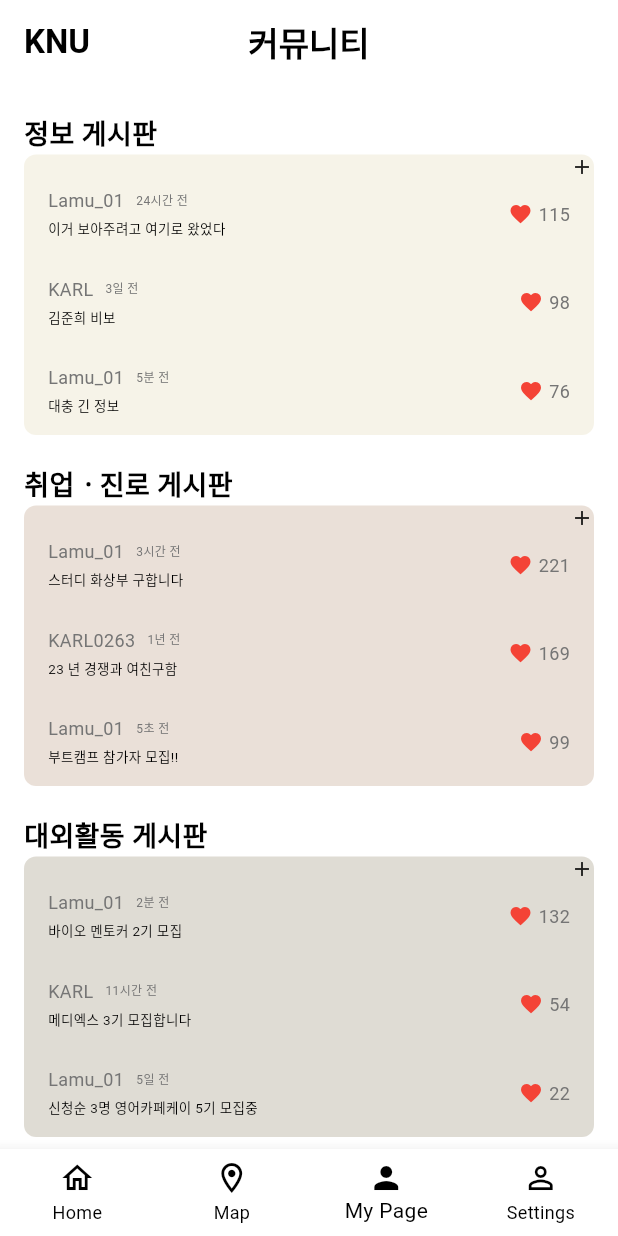
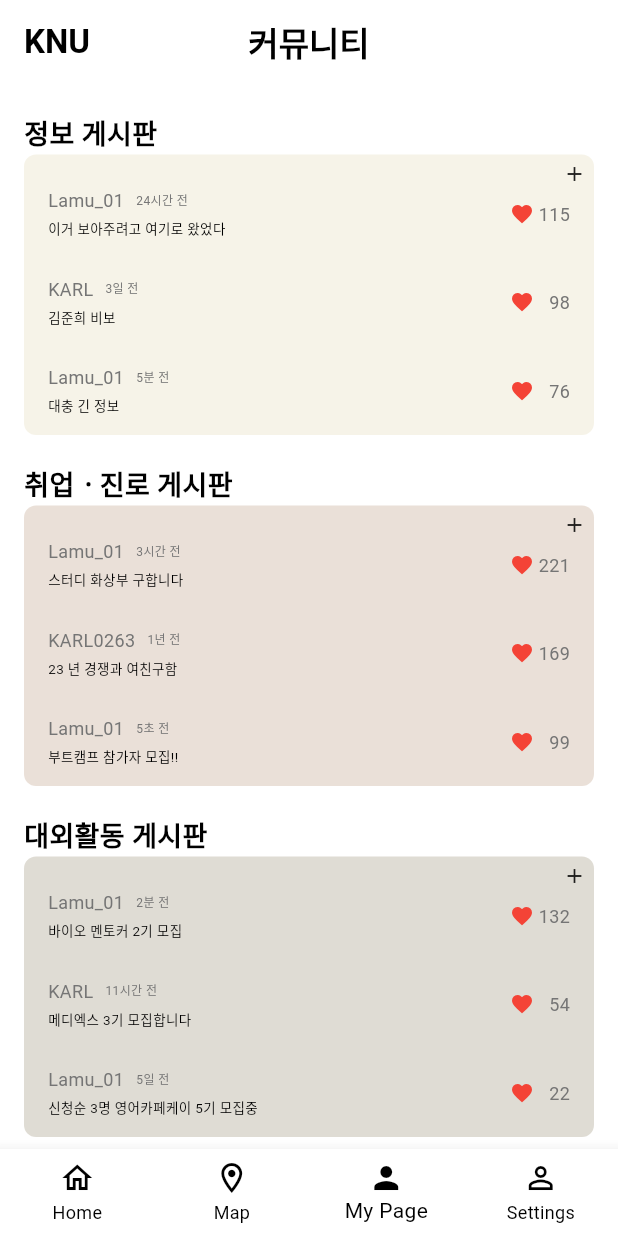
Before and after one commit to NostraProejct/NostraKnu_FE, a Flutter app: the screen it shows after launch, item 3 of the bottom bar chosen, on a phone screen of 412 x 824 dp. Run offline on Flutter 3.47's test engine with Material 3 defaults, Android fonts, the phone set to English and light mode, and no system bars; our stand-ins replace go_router, google_fonts, infinite_scroll_pagination.

Commit message:
FEAT / communityList

```diff
--- a/lib/community/list/communityList.dart
+++ b/lib/community/list/communityList.dart
@@ -128,6 +128,5 @@ class _CommunityList extends State<CommunityList> {
 
 
 Future<List<Data_pre>> fetchData(int pageKey, int pageSize) async {
-  await Future.delayed(Duration(seconds: 2));
   return boardDatas.expand((board) => board.posts).skip(pageKey).take(pageSize).toList();
 }
--- a/lib/community/main/PostItem.dart
+++ b/lib/community/main/PostItem.dart
@@ -43,11 +43,18 @@ class PostItem extends StatelessWidget {
           ),
           Row(
             children: [
-              Icon(Icons.favorite, size: 16, color: Colors.red),
-              SizedBox(width: 4),
-              Text(
-                data.likes.toString(),
-                style: TextStyle(fontSize: 12, color: Colors.grey[600]),
+              Container(
+                width: 40, // 고정된 너비 설정
+                child: Row(
+                  mainAxisAlignment: MainAxisAlignment.spaceBetween, // 양쪽에 붙어있게 정렬
+                  children: [
+                    Icon(Icons.favorite, size: 16, color: Colors.red),
+                    Text(
+                      data.likes.toString(),
+                      style: TextStyle(fontSize: 12, color: Colors.grey[600]),
+                    ),
+                  ],
+                ),
               ),
             ],
           ),
--- a/lib/community/main/noticeBoardSection.dart
+++ b/lib/community/main/noticeBoardSection.dart
@@ -56,8 +56,8 @@ class NoticeBoardSection extends StatelessWidget {
               ),
               // add 아이콘 버튼
               Positioned(
-                right: 0,
-                top: 0,
+                right: 5,
+                top: 5,
                 child: GestureDetector(
                   onTap: () {
                     context.go('/community/list');
--- a/lib/home/mainpage.dart
+++ b/lib/home/mainpage.dart
@@ -10,8 +10,8 @@ import 'home_screen.dart';
 class MainPage extends StatefulWidget {
 
   final Widget child;
-  final Widget? customTitle;  // 추가
-  final Color? customBackgroundColor;  // 추가
+  final Widget? customTitle;
+  final Color? customBackgroundColor;
 
   const MainPage({
     super.key,
```
Also changed, not shown: lib/community/list/title/communityListTitle.dart (+8 -0 lines), lib/infra/router/router.dart (+2 -9 lines).
